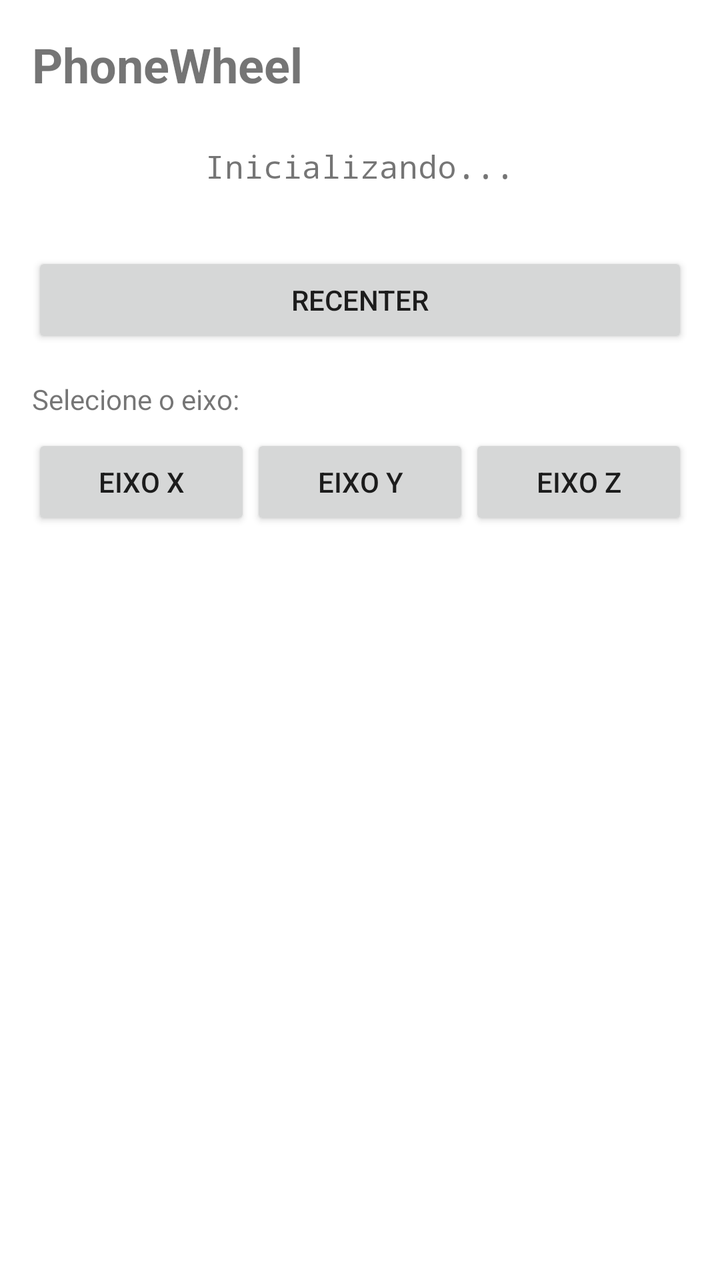
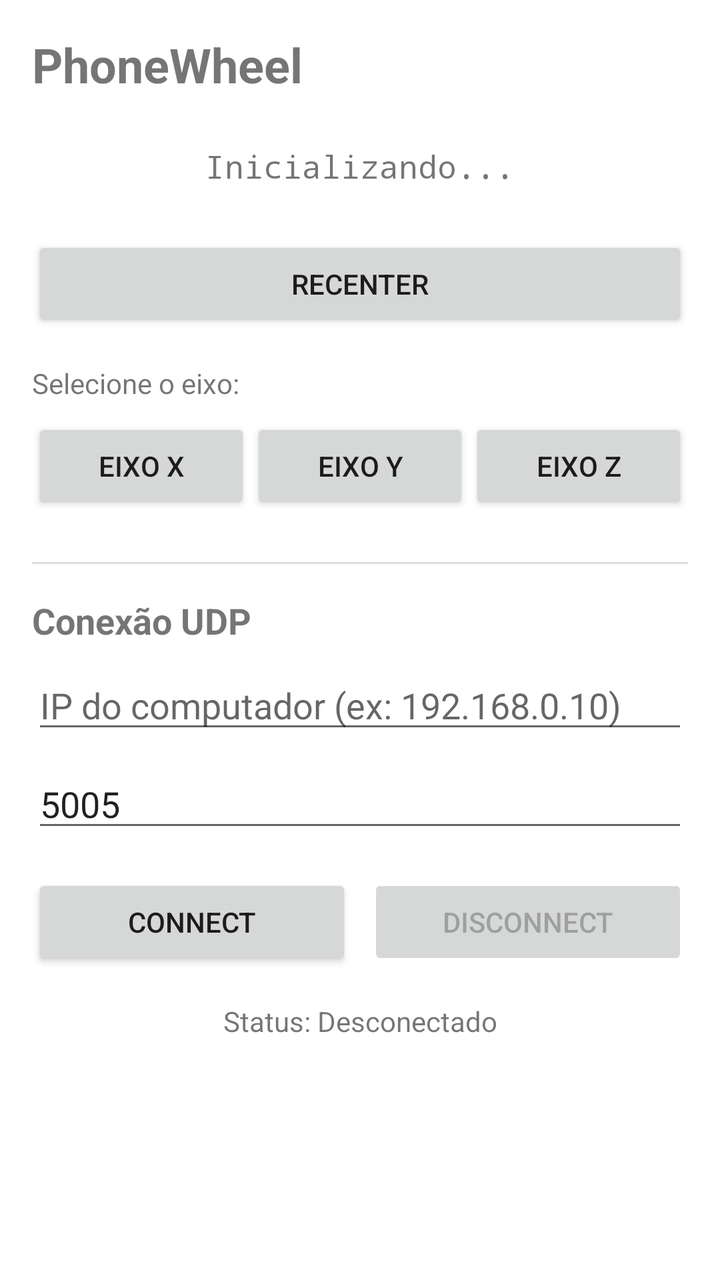

The first picture is an Android layout as it rendered before a commit; the second is the same layout after the commit. The layout source and the unified diff follow.
<!-- AndroidManifest.xml: application theme Theme.PhoneWheel -->
<!-- res/layout/activity_main.xml -->
<?xml version="1.0" encoding="utf-8"?>
<LinearLayout xmlns:android="http://schemas.android.com/apk/res/android"
    xmlns:app="http://schemas.android.com/apk/res-auto"
    xmlns:tools="http://schemas.android.com/tools"
    android:layout_width="match_parent"
    android:layout_height="match_parent"
    android:orientation="vertical"
    android:padding="16dp"
    tools:context=".MainActivity">

    <TextView
        android:layout_width="wrap_content"
        android:layout_height="wrap_content"
        android:text="@string/app_name"
        android:textSize="24sp"
        android:textStyle="bold"
        android:layout_marginBottom="24dp" />

    <TextView
        android:id="@+id/textViewStatus"
        android:layout_width="match_parent"
        android:layout_height="wrap_content"
        android:text="@string/app_status"
        android:textSize="16sp"
        android:fontFamily="monospace"
        android:layout_marginBottom="32dp"
        android:gravity="center" />

    <Button
        android:id="@+id/buttonRecenter"
        android:layout_width="match_parent"
        android:layout_height="wrap_content"
        android:text="Recenter"
        android:layout_marginBottom="16dp" />

    <TextView
        android:layout_width="wrap_content"
        android:layout_height="wrap_content"
        android:text="Selecione o eixo:"
        android:textSize="14sp"
        android:layout_marginBottom="8dp" />

    <LinearLayout
        android:layout_width="match_parent"
        android:layout_height="wrap_content"
        android:orientation="horizontal"
        android:spacing="8dp">

        <Button
            android:id="@+id/buttonAxisX"
            android:layout_width="0dp"
            android:layout_height="wrap_content"
            android:layout_weight="1"
            android:text="Eixo X" />

        <Button
            android:id="@+id/buttonAxisY"
            android:layout_width="0dp"
            android:layout_height="wrap_content"
            android:layout_weight="1"
            android:text="Eixo Y" />

        <Button
            android:id="@+id/buttonAxisZ"
            android:layout_width="0dp"
            android:layout_height="wrap_content"
            android:layout_weight="1"
            android:text="Eixo Z" />

    </LinearLayout>

</LinearLayout>
<!-- resources referenced by this layout -->
<resources>
  <string name="app_name">PhoneWheel</string>
  <string name="app_status">Inicializando...</string>
  <style name="Theme.PhoneWheel" parent="Theme.MaterialComponents.Light.DarkActionBar">
          
          <item name="colorPrimary">@color/purple_500</item>
          <item name="colorPrimaryVariant">@color/purple_700</item>
          <item name="colorSecondary">@color/teal_200</item>
          <item name="colorSecondaryVariant">@color/teal_700</item>
          
          <item name="android:statusBarColor">?attr/colorPrimaryVariant</item>
          
      </style>
  <color name="purple_500">#FF6200EE</color>
  <color name="purple_700">#FF3700B3</color>
  <color name="teal_200">#FF03DAC5</color>
  <color name="teal_700">#FF018786</color>
</resources>

<!-- the commit's change to res/layout/activity_main.xml (unified diff, before → after) -->
@@ -1,72 +1,141 @@
 <?xml version="1.0" encoding="utf-8"?>
-<LinearLayout xmlns:android="http://schemas.android.com/apk/res/android"
+<ScrollView xmlns:android="http://schemas.android.com/apk/res/android"
     xmlns:app="http://schemas.android.com/apk/res-auto"
     xmlns:tools="http://schemas.android.com/tools"
     android:layout_width="match_parent"
-    android:layout_height="match_parent"
-    android:orientation="vertical"
-    android:padding="16dp"
-    tools:context=".MainActivity">
-
-    <TextView
-        android:layout_width="wrap_content"
-        android:layout_height="wrap_content"
-        android:text="@string/app_name"
-        android:textSize="24sp"
-        android:textStyle="bold"
-        android:layout_marginBottom="24dp" />
-
-    <TextView
-        android:id="@+id/textViewStatus"
-        android:layout_width="match_parent"
-        android:layout_height="wrap_content"
-        android:text="@string/app_status"
-        android:textSize="16sp"
-        android:fontFamily="monospace"
-        android:layout_marginBottom="32dp"
-        android:gravity="center" />
-
-    <Button
-        android:id="@+id/buttonRecenter"
-        android:layout_width="match_parent"
-        android:layout_height="wrap_content"
-        android:text="Recenter"
-        android:layout_marginBottom="16dp" />
-
-    <TextView
-        android:layout_width="wrap_content"
-        android:layout_height="wrap_content"
-        android:text="Selecione o eixo:"
-        android:textSize="14sp"
-        android:layout_marginBottom="8dp" />
+    android:layout_height="match_parent">
 
     <LinearLayout
         android:layout_width="match_parent"
         android:layout_height="wrap_content"
-        android:orientation="horizontal"
-        android:spacing="8dp">
+        android:orientation="vertical"
+        android:padding="16dp"
+        tools:context=".MainActivity">
+
+        <TextView
+            android:layout_width="wrap_content"
+            android:layout_height="wrap_content"
+            android:text="@string/app_name"
+            android:textSize="24sp"
+            android:textStyle="bold"
+            android:layout_marginBottom="24dp" />
+
+        <TextView
+            android:id="@+id/textViewStatus"
+            android:layout_width="match_parent"
+            android:layout_height="wrap_content"
+            android:text="@string/app_status"
+            android:textSize="16sp"
+            android:fontFamily="monospace"
+            android:layout_marginBottom="24dp"
+            android:gravity="center" />
 
         <Button
-            android:id="@+id/buttonAxisX"
-            android:layout_width="0dp"
+            android:id="@+id/buttonRecenter"
+            android:layout_width="match_parent"
             android:layout_height="wrap_content"
-            android:layout_weight="1"
-            android:text="Eixo X" />
+            android:text="Recenter"
+            android:layout_marginBottom="16dp" />
 
-        <Button
-            android:id="@+id/buttonAxisY"
-            android:layout_width="0dp"
+        <TextView
+            android:layout_width="wrap_content"
             android:layout_height="wrap_content"
-            android:layout_weight="1"
-            android:text="Eixo Y" />
+            android:text="Selecione o eixo:"
+            android:textSize="14sp"
+            android:layout_marginBottom="8dp" />
 
-        <Button
-            android:id="@+id/buttonAxisZ"
-            android:layout_width="0dp"
+        <LinearLayout
+            android:layout_width="match_parent"
             android:layout_height="wrap_content"
-            android:layout_weight="1"
-            android:text="Eixo Z" />
+            android:orientation="horizontal"
+            android:layout_marginBottom="24dp">
+
+            <Button
+                android:id="@+id/buttonAxisX"
+                android:layout_width="0dp"
+                android:layout_height="wrap_content"
+                android:layout_weight="1"
+                android:text="Eixo X" />
+
+            <Button
+                android:id="@+id/buttonAxisY"
+                android:layout_width="0dp"
+                android:layout_height="wrap_content"
+                android:layout_weight="1"
+                android:text="Eixo Y" />
+
+            <Button
+                android:id="@+id/buttonAxisZ"
+                android:layout_width="0dp"
+                android:layout_height="wrap_content"
+                android:layout_weight="1"
+                android:text="Eixo Z" />
+
+        </LinearLayout>
+
+        <View
+            android:layout_width="match_parent"
+            android:layout_height="1dp"
+            android:background="#DDDDDD"
+            android:layout_marginBottom="16dp" />
+
+        <TextView
+            android:layout_width="wrap_content"
+            android:layout_height="wrap_content"
+            android:text="Conexão UDP"
+            android:textSize="18sp"
+            android:textStyle="bold"
+            android:layout_marginBottom="8dp" />
+
+        <EditText
+            android:id="@+id/editTextIp"
+            android:layout_width="match_parent"
+            android:layout_height="wrap_content"
+            android:hint="IP do computador (ex: 192.168.0.10)"
+            android:inputType="text"
+            android:layout_marginBottom="8dp" />
+
+        <EditText
+            android:id="@+id/editTextPort"
+            android:layout_width="match_parent"
+            android:layout_height="wrap_content"
+            android:hint="Porta (padrão: 5005)"
+            android:inputType="number"
+            android:text="5005"
+            android:layout_marginBottom="16dp" />
+
+        <LinearLayout
+            android:layout_width="match_parent"
+            android:layout_height="wrap_content"
+            android:orientation="horizontal"
+            android:layout_marginBottom="16dp">
+
+            <Button
+                android:id="@+id/buttonConnect"
+                android:layout_width="0dp"
+                android:layout_height="wrap_content"
+                android:layout_weight="1"
+                android:layout_marginEnd="8dp"
+                android:text="Connect" />
+
+            <Button
+                android:id="@+id/buttonDisconnect"
+                android:layout_width="0dp"
+                android:layout_height="wrap_content"
+                android:layout_weight="1"
+                android:enabled="false"
+                android:text="Disconnect" />
+
+        </LinearLayout>
+
+        <TextView
+            android:id="@+id/textViewConnectionStatus"
+            android:layout_width="match_parent"
+            android:layout_height="wrap_content"
+            android:text="Status: Desconectado"
+            android:textSize="14sp"
+            android:gravity="center" />
 
     </LinearLayout>
 
-</LinearLayout>
+</ScrollView>
